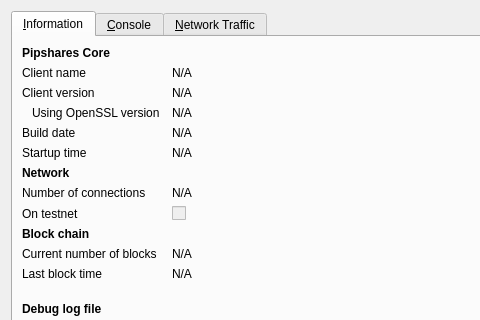
The window that src/qt/forms/rpcconsole.ui (GreenSharesInvest/Pipshares) describes before a commit, drawn with Qt 5; both pictures show x 0 to 480 and y 0 to 320 of the 740 by 450 pixel window.
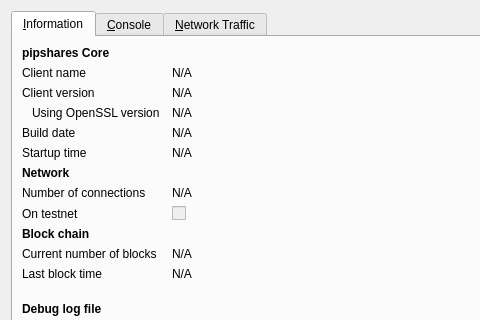
The same window after the commit. Icons and pictures are not drawn. Custom widgets are drawn as their Qt base class.

Patch:
```diff
--- a/src/qt/forms/rpcconsole.ui
+++ b/src/qt/forms/rpcconsole.ui
@@ -36,7 +36,7 @@
           </font>
          </property>
          <property name="text">
-          <string>Pipshares Core</string>
+          <string>pipshares Core</string>
          </property>
         </widget>
        </item>
```
Left out of the diff: 6 changed lines with no effect on the pictures.
